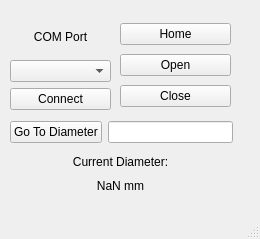
Qt form devices/Iris/irisUI.ui (nfbeier/15tw-smartsystem) before a commit.
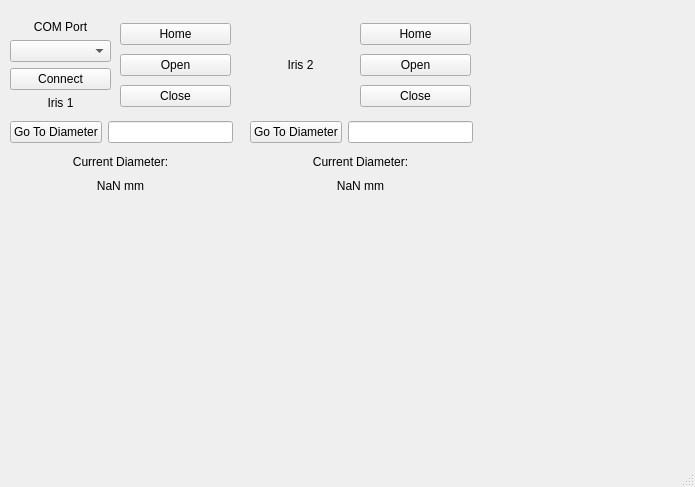
The same form after that commit.

What changed in the file:
```diff
--- a/devices/Iris/irisUI.ui
+++ b/devices/Iris/irisUI.ui
@@ -6,8 +6,8 @@
    <rect>
     <x>0</x>
     <y>0</y>
-    <width>260</width>
-    <height>239</height>
+    <width>695</width>
+    <height>487</height>
    </rect>
   </property>
   <property name="windowTitle">
@@ -23,7 +23,7 @@
       <height>201</height>
      </rect>
     </property>
-    <widget class="QWidget" name="">
+    <widget class="QWidget" name="layoutWidget">
      <property name="geometry">
       <rect>
        <x>120</x>
@@ -56,7 +56,7 @@
       </item>
      </layout>
     </widget>
-    <widget class="QWidget" name="">
+    <widget class="QWidget" name="layoutWidget">
      <property name="geometry">
       <rect>
        <x>10</x>
@@ -118,9 +118,19 @@
         </property>
        </widget>
       </item>
+      <item>
+       <widget class="QLabel" name="iris1">
+        <property name="text">
+         <string>Iris 1</string>
+        </property>
+        <property name="alignment">
+         <set>Qt::AlignCenter</set>
+        </property>
+       </widget>
+      </item>
      </layout>
     </widget>
-    <widget class="QWidget" name="">
+    <widget class="QWidget" name="layoutWidget">
      <property name="geometry">
       <rect>
        <x>10</x>
@@ -147,6 +157,129 @@
      </layout>
     </widget>
    </widget>
+   <widget class="QWidget" name="IrisWidget_2" native="true">
+    <property name="geometry">
+     <rect>
+      <x>240</x>
+      <y>0</y>
+      <width>241</width>
+      <height>201</height>
+     </rect>
+    </property>
+    <widget class="QWidget" name="layoutWidget_2">
+     <property name="geometry">
+      <rect>
+       <x>120</x>
+       <y>20</y>
+       <width>111</width>
+       <height>91</height>
+      </rect>
+     </property>
+     <layout class="QVBoxLayout" name="verticalLayout_4">
+      <item>
+       <widget class="QPushButton" name="homeIrisButton_2">
+        <property name="text">
+         <string>Home</string>
+        </property>
+       </widget>
+      </item>
+      <item>
+       <widget class="QPushButton" name="openIrisButton_2">
+        <property name="text">
+         <string>Open</string>
+        </property>
+       </widget>
+      </item>
+      <item>
+       <widget class="QPushButton" name="closeIrisButton_2">
+        <property name="text">
+         <string>Close</string>
+        </property>
+       </widget>
+      </item>
+     </layout>
+    </widget>
+    <widget class="QWidget" name="layoutWidget_3">
+     <property name="geometry">
+      <rect>
+       <x>10</x>
+       <y>153</y>
+       <width>221</width>
+       <height>41</height>
+      </rect>
+     </property>
+     <layout class="QVBoxLayout" name="verticalLayout_5">
+      <item>
+       <widget class="QLabel" name="label_2">
+        <property name="text">
+         <string>Current Diameter:</string>
+        </property>
+        <property name="alignment">
+         <set>Qt::AlignCenter</set>
+        </property>
+       </widget>
+      </item>
+      <item>
+       <widget class="QLabel" name="currentDiameterLabel_2">
+        <property name="text">
+         <string>NaN mm</string>
+        </property>
+        <property name="alignment">
+         <set>Qt::AlignCenter</set>
+        </property>
+       </widget>
+      </item>
+     </layout>
+    </widget>
+    <widget class="QWidget" name="layoutWidget_4">
+     <property name="geometry">
+      <rect>
+       <x>10</x>
+       <y>19</y>
+       <width>101</width>
+       <height>91</height>
+      </rect>
+     </property>
+     <layout class="QVBoxLayout" name="verticalLayout_6">
+      <item>
+       <widget class="QLabel" name="iris2label">
+        <property name="text">
+         <string>Iris 2</string>
+        </property>
+        <property name="alignment">
+         <set>Qt::AlignCenter</set>
+        </property>
+       </widget>
+      </item>
+     </layout>
+    </widget>
+    <widget class="QWidget" name="layoutWidget_5">
+     <property name="geometry">
+      <rect>
+       <x>10</x>
+       <y>120</y>
+       <width>223</width>
+       <height>25</height>
+      </rect>
+     </property>
+     <layout class="QHBoxLayout" name="horizontalLayout_2">
+      <item>
+       <widget class="QPushButton" name="goToDiameterButton_2">
+        <property name="text">
+         <string>Go To Diameter</string>
+        </property>
+       </widget>
+      </item>
+      <item>
+       <widget class="QLineEdit" name="goToDiameterEntry_2">
+        <property name="text">
+         <string/>
+        </property>
+       </widget>
+      </item>
+     </layout>
+    </widget>
+   </widget>
   </widget>
   <widget class="QMenuBar" name="menubar">
    <property name="geometry">
```
Left out of the diff: 2 changed lines with no effect on the pictures.
